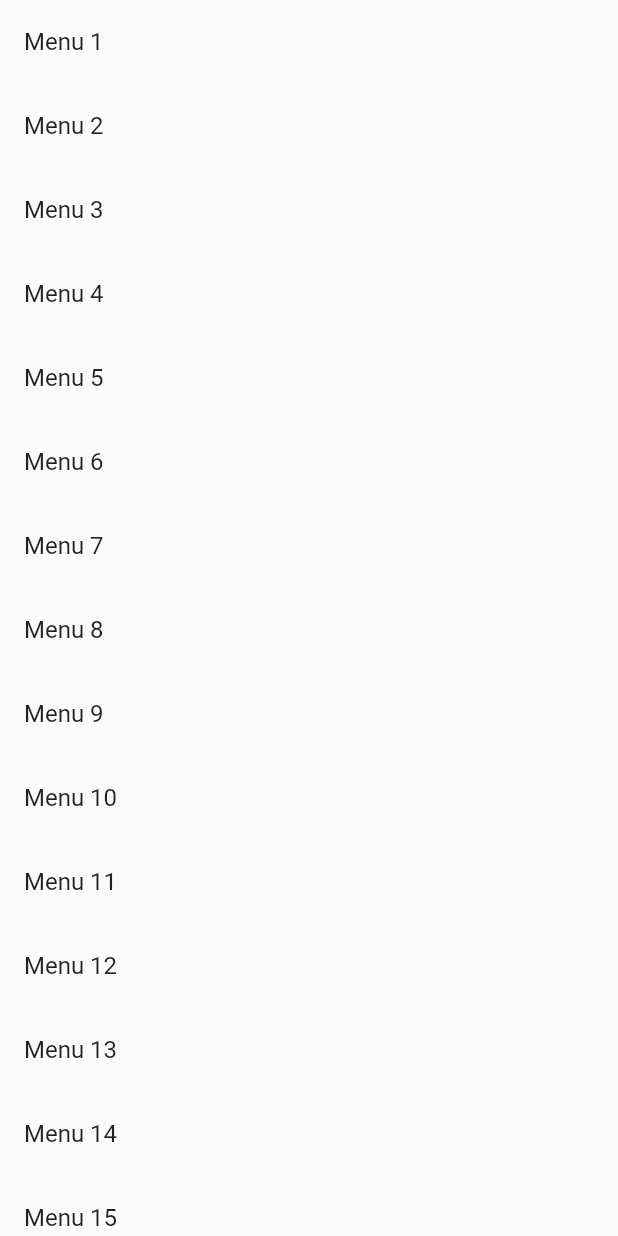
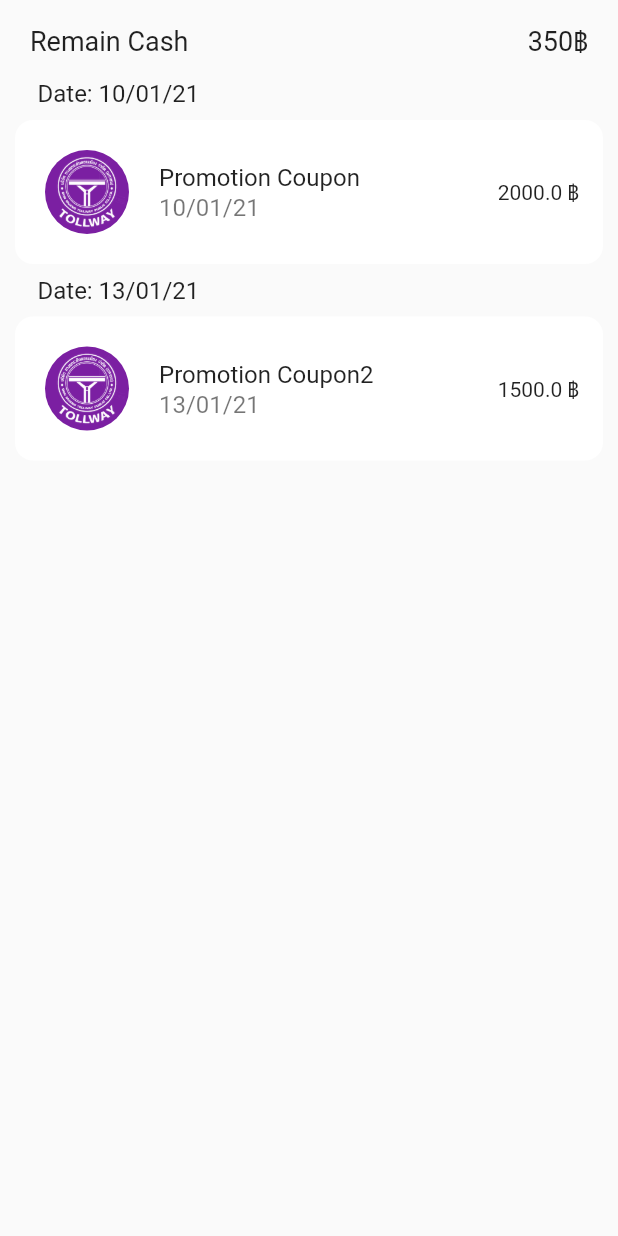
Before and after one commit to Flookky/TollwayApp, a Flutter app: the HistoryScreen screen opened directly, on a phone screen of 412 x 824 dp. Run offline on Flutter 3.47's test engine with Material 2 defaults, Android fonts, the phone set to English and light mode, and no system bars; our stand-ins replace sliding_up_panel; missing offline and left inert: dart:ffi.

```diff
--- a/lib/src/models/data.dart
+++ b/lib/src/models/data.dart
@@ -1,5 +1,6 @@
 import 'package:tollway/src/models/information.dart';
 import 'package:tollway/src/models/payment_method.dart';
+import 'package:tollway/src/models/promo_history.dart';
 
 class Data {
   static final List<PaymentMethodItem> paymentList = [
@@ -11,4 +12,9 @@ class Data {
     InformationItem(informId: '1212312121', informImage: 'assets/images/info1.png', informLink: ''),
     InformationItem(informId: '7524164552', informImage: 'assets/images/info2.png', informLink: ''),
   ];
+
+  static final List<PromoHistoryItem> promoHistoryList = [
+    PromoHistoryItem(promoId: '3211125854', promoName: 'Promotion Coupon', payDate: '10/01/21', cost: 2000.0),
+    PromoHistoryItem(promoId: '1820347144', promoName: 'Promotion Coupon2', payDate: '13/01/21', cost: 1500.0)
+  ];
 }
--- /dev/null
+++ b/lib/src/models/promo_history.dart
@@ -0,0 +1,18 @@
+import 'dart:ffi';
+
+import 'package:meta/meta.dart';
+
+class PromoHistoryItem {
+  final String promoId;
+  final String promoName;
+  final String payDate;
+  final double cost;
+
+  const PromoHistoryItem({
+    @required this.promoId,
+    @required this.promoName,
+    @required this.payDate,
+    @required this.cost,
+  });
+
+}
--- a/lib/src/screens/history.dart
+++ b/lib/src/screens/history.dart
@@ -1,4 +1,6 @@
 import 'package:flutter/material.dart';
+import 'package:tollway/src/models/data.dart';
+import 'package:tollway/src/widgets/promoHistoryWidget.dart';
 
 class HistoryScreen extends StatefulWidget {
   @override
@@ -9,34 +11,55 @@ class _HistoryScreenState extends State<HistoryScreen> {
   final List<String> entries = <String>['A', 'B', 'C'];
   final List<int> colorCodes = <int>[600, 500, 100];
   int number = 0;
+  final key = GlobalKey<AnimatedListState>();
+  final items = List.from(Data.promoHistoryList);
+
+  Widget buildItem(item, int index, Animation<double> animation) =>
+      PromoHistoryItemWidget(
+        item: item,
+        animation: animation,
+        onClicked: () => {
+
+        },
+      );
 
   @override
   Widget build(BuildContext context) {
-    return ListView.builder(
-      itemCount: 15,
-      itemBuilder: (BuildContext context, int index){
-        return ListTile(
-          title: Text("Menu ${index+1}"),
-        );
-      },
-    );
-  }
-}
-
-class listDataItem extends StatelessWidget{
-  String itemName;
-  listDataItem(this.itemName);
-
-  @override
-  Widget build(BuildContext context) {
-    return Card(
-      child: Container(
-        child: Row(
+    return Scaffold(
+      body: Container(
+        child: Column(
           children: <Widget>[
-            CircleAvatar(
-              child: Text(itemName[0]),
+            Row(
+              children: <Widget>[
+                Container(
+                  margin: EdgeInsets.only(left: 20.0, top: 15.0, bottom: 5.0, right: 20.0),
+                  child: Text(
+                    'Remain Cash',
+                    style: TextStyle(
+                      fontSize: 18
+                    ),
+                  ),
+                ),
+                Spacer(flex: 2,),
+                Container(
+                  margin: EdgeInsets.only(left: 20.0, top: 15.0, bottom: 5.0, right: 20.0),
+                  child: Text(
+                    '350฿',
+                    style: TextStyle(
+                        fontSize: 18
+                    ),
+                  ),
+                ),
+              ],
             ),
-            Text(itemName,style: TextStyle(fontSize: 20.0),)
+            Expanded(
+              child: AnimatedList(
+                key: key,
+                initialItemCount: items.length,
+                itemBuilder: (context, index, animation) =>
+                    buildItem(items[index], index, animation),
+              ),
+            ),
           ],
         ),
       ),
--- a/lib/src/screens/information.dart
+++ b/lib/src/screens/information.dart
@@ -94,9 +94,6 @@ class _InformationScreenState extends State<InformationScreen> {
   @override
   Widget build(BuildContext context) {
     return Scaffold(
-      appBar: AppBar(
-        title: Text('Information'),
-      ),
       body: Container(
         child: Column(
           children: <Widget>[
--- a/lib/src/screens/login.dart
+++ b/lib/src/screens/login.dart
@@ -53,7 +53,7 @@ class _LoginScreenState extends State<LoginScreen> {
               fontFamily: 'OpenSans',
             ),
             decoration: InputDecoration(
-              hintText: 'Enter your Username',
+              hintText: 'Username',
               hintStyle: TextStyle(fontSize: 16),
               border: OutlineInputBorder(
                 borderRadius: BorderRadius.circular(23),
--- a/lib/src/screens/promotions.dart
+++ b/lib/src/screens/promotions.dart
@@ -12,6 +12,8 @@ class _PromotionsScreenState extends State<PromotionsScreen> {
   @override
   Widget build(BuildContext context) {
     return Container(
+      child: SingleChildScrollView(
+        physics: AlwaysScrollableScrollPhysics(),
         child: Center(
           child: Column(
             children: <Widget>[
@@ -98,6 +100,7 @@ class _PromotionsScreenState extends State<PromotionsScreen> {
             ],
           ),
         ),
+      ),
     );
   }
 }
--- a/lib/src/widgets/payMethodWidget.dart
+++ b/lib/src/widgets/payMethodWidget.dart
@@ -12,7 +12,6 @@ class PayMethodItemWidget extends StatelessWidget {
     @required this.onClicked,
     Key key,
   }) : super(key: key);
-
 
   @override
   Widget build(BuildContext context) {
--- /dev/null
+++ b/lib/src/widgets/promoHistoryWidget.dart
@@ -0,0 +1,61 @@
+import 'package:flutter/material.dart';
+import 'package:tollway/src/models/promo_history.dart';
+import 'package:tollway/src/widgets/CustomImage.dart';
+
+class PromoHistoryItemWidget extends StatelessWidget {
+  final PromoHistoryItem item;
+  final Animation animation;
+  final VoidCallback onClicked;
+
+  const PromoHistoryItemWidget({
+    @required this.item,
+    @required this.animation,
+    @required this.onClicked,
+    Key key,
+  }) : super(key: key);
+
+  @override
+  Widget build(BuildContext context) {
+    return ScaleTransition(
+      scale: animation,
+      child: Column(
+        children: <Widget>[
+          Container(
+            alignment: Alignment.topLeft,
+            padding: EdgeInsets.only(top: 8.0, bottom: 8.0),
+            margin: EdgeInsets.only(left: 25.0, right: 25.0),
+            decoration: BoxDecoration(
+              borderRadius: BorderRadius.circular(5.0),
+            ),
+            child: Text(
+              'Date: ${item.payDate}',
+              style: TextStyle(
+                fontSize: 16
+              ),
+            ),
+
+          ),
+          Container(
+            margin: EdgeInsets.only(left: 10, right: 10),
+            decoration: BoxDecoration(
+              borderRadius: BorderRadius.circular(12),
+              color: Colors.white,
+            ),
+            child: ListTile(
+              contentPadding: EdgeInsets.symmetric(vertical: 12, horizontal: 16),
+              leading: CircleAvatar(
+                radius: 32,
+                child: CustomImage(width: 50.0, height: 50.0, margin: 0, image_path: 'assets/logos/logo_changed.png',),
+              ),
+              title: Text(item.promoName, style: TextStyle(fontSize: 16)),
+              subtitle: Text('${item.payDate}', style: TextStyle(fontSize: 16)),
+              trailing: Text(
+                  '${item.cost.toString()} ฿'
+              ),
+            ),
+          ),
+        ],
+      ),
+    );
+  }
+}
```
Also changed, not shown: lib/src/screens/home.dart (+31 -56 lines). Lines whose indentation alone changed are shown as unchanged.
